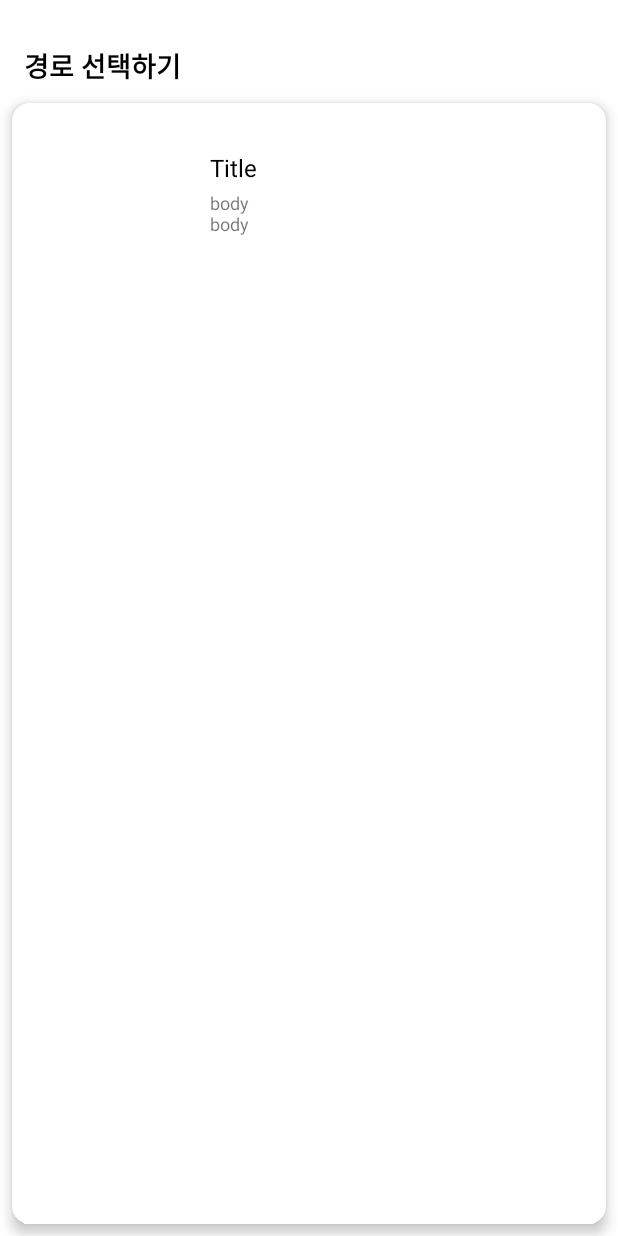
After one commit to NewdealDev1Team/DDUBUCK, an Android app: the layout bottom_sheet_select.xml on its own in the app's theme, with its tools: preview values and no code run, on a phone screen of 412 x 824 dp. The commit adds this screen. Run offline under Robolectric (Android 15) with nearby library versions, the light colour scheme and no system bars.

Commit message:
refactor bottom sheet

```diff
--- a/DDUBUCK/app/build.gradle
+++ b/DDUBUCK/app/build.gradle
@@ -30,6 +30,10 @@ android {
     }
     kotlinOptions {
         jvmTarget = '1.8'
+    }
+
+    viewBinding {
+        enabled = true
     }
 }
 
--- a/DDUBUCK/app/src/main/java/com/example/ddubuck/home/HomeMapFragment.kt
+++ b/DDUBUCK/app/src/main/java/com/example/ddubuck/home/HomeMapFragment.kt
@@ -72,7 +72,6 @@ class HomeMapFragment(
     override fun onCreate(savedInstanceState: Bundle?) {
         super.onCreate(savedInstanceState)
         mapFragment.getMapAsync(this)
-        println("Mounted")
     }
 
     //버튼 텍스트 바꾸고 산책시작
@@ -126,7 +125,7 @@ class HomeMapFragment(
                 "발걸음 수: ${stepCount}\n" +
                 "이동거리: ${distance}\n" +
                 "경과시간: ${walkTime}초\n" +
-                "소모 칼로리: ${walkRecord.getCalorie()}") // 메시지
+                "소모 칼로리: ${walkRecord.getCalorie(65.0)}") // 메시지
         dlg.setPositiveButton("확인", DialogInterface.OnClickListener { dialog, which ->})
         dlg.show()
     }
--- a/DDUBUCK/app/src/main/java/com/example/ddubuck/home/WalkRecord.kt
+++ b/DDUBUCK/app/src/main/java/com/example/ddubuck/home/WalkRecord.kt
@@ -18,7 +18,7 @@ data class WalkRecord (
         val distance : Double,
 ) {
 
-    fun getCalorie() : Double {
+    fun getCalorie(weight:Double) : Double {
         //https://github.com/IoT-Heroes/KidsCafeSolution_App/issues/2 참고해서 만들었습니다
         val met = when(speeds.average()) {
             in 0.0..4.0 -> 2.0 // 느리게 걷기
@@ -26,7 +26,7 @@ data class WalkRecord (
             in 8.0..12.0 -> 4.0 // 빠르게 걷기
             else -> 5.0 // 전력질주
         }
-        return (met * (3.5 * 65 * (walkTime /60))) * 0.001 * 5
+        return (met * (3.5 * weight * (walkTime /60))) * 0.001 * 5
     }
 
     //TODO WalkRecord To Json 구현하기
--- /dev/null
+++ b/DDUBUCK/app/src/main/res/layout/bottom_sheet_select.xml
@@ -0,0 +1,28 @@
+<?xml version="1.0" encoding="utf-8"?>
+<LinearLayout
+    xmlns:android="http://schemas.android.com/apk/res/android"
+    xmlns:app="http://schemas.android.com/apk/res-auto"
+    xmlns:tools="http://schemas.android.com/tools"
+    android:orientation="vertical"
+    android:id="@+id/bottom_sheet_select"
+    android:layout_width="match_parent"
+    android:layout_height="match_parent">
+    <TextView
+        android:id="@+id/home_bottom_title"
+        android:layout_width="wrap_content"
+        android:layout_height="wrap_content"
+        android:layout_marginStart="16dp"
+        android:layout_marginTop="30dp"
+        android:text="경로 선택하기"
+        android:textColor="@color/black"
+        android:textSize="18sp"
+        android:textStyle="bold" />
+    <androidx.recyclerview.widget.RecyclerView
+        android:id="@+id/sheet_recycler"
+        android:layout_width="match_parent"
+        android:layout_height="match_parent"
+        android:overScrollMode="never"
+        app:layoutManager="androidx.recyclerview.widget.LinearLayoutManager"
+        tools:listitem="@layout/bottom_sheet_select_item">
+    </androidx.recyclerview.widget.RecyclerView>
+</LinearLayout>
```
Also changed, not shown: DDUBUCK/app/src/main/java/com/example/ddubuck/home/HomeActivity.kt (+5 -58 lines), DDUBUCK/app/src/main/java/com/example/ddubuck/home/HomeRvAdapter.kt (+7 -4 lines), DDUBUCK/app/src/main/java/com/example/ddubuck/home/bottomSheet/BottomSheetSelectFragment.kt (added, +53 -0 lines), DDUBUCK/app/src/main/res/layout/activity_home.xml (+0 -11 lines), DDUBUCK/app/src/main/res/layout/bottom_sheet.xml (+3 -19 lines), DDUBUCK/app/src/main/res/layout/bottom_sheet_select_item.xml (renamed from DDUBUCK/app/src/main/res/layout/sheet_item.xml).
